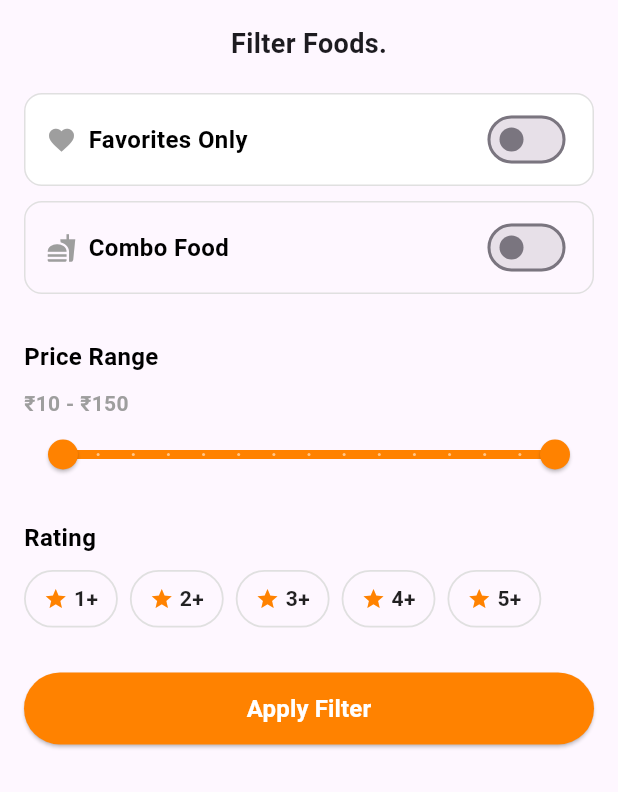
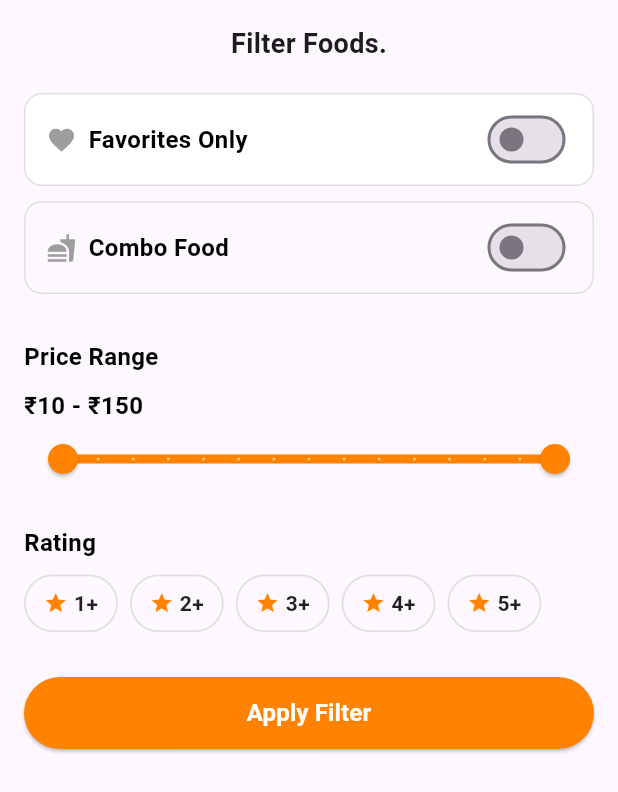
Before and after one commit to Ashfaqibnuajmal/food_delivery_user_app, a Flutter app: the FilterBottomSheet widget shown alone on an empty page, opened directly, on a phone screen of 412 x 824 dp. Shown: the top 792 px of the screen. Run offline on Flutter 3.47's test engine with Material 3 defaults, Android fonts, the phone set to English and light mode, and no system bars; our stand-ins replace bloc, carousel_slider, cloud_firestore, dio, equatable, firebase_auth and 14 more; missing offline and left inert: flutter_stripe; accounts and stored records are empty.

Commit message:
lets start again

```diff
--- a/lib/core/theme/text_style.dart
+++ b/lib/core/theme/text_style.dart
@@ -116,3 +116,11 @@ TextStyle priceStyle({required bool isTodayOffer}) {
     color: isTodayOffer ? Colors.redAccent : Colors.black,
   );
 }
+
+TextStyle selectableText({required bool isSelected}) {
+  return TextStyle(
+    fontSize: 14,
+    fontWeight: FontWeight.w600,
+    color: isSelected ? AppColors.primaryOrange : Colors.black87,
+  );
+}
--- a/lib/features/search/presentation/widgets/filter_bottom_sheet.dart
+++ b/lib/features/search/presentation/widgets/filter_bottom_sheet.dart
@@ -120,10 +120,7 @@ class FilterBottomSheet extends StatelessWidget {
                   children: [
                     Text(
                       "₹${filterState.minPrice.toInt()} - ₹${filterState.maxPrice.toInt()}",
-                      style: const TextStyle(
-                        fontWeight: FontWeight.w600,
-                        color: Colors.grey,
-                      ),
+                      style: mediumBold,
                     ),
                     RangeSlider(
                       values: RangeValues(
@@ -202,12 +199,7 @@ class FilterBottomSheet extends StatelessWidget {
                             const SizedBox(width: 4),
                             Text(
                               "$rating+",
-                              style: TextStyle(
-                                fontWeight: FontWeight.w600,
-                                color: isSelected
-                                    ? AppColors.primaryOrange
-                                    : Colors.black87,
-                              ),
+                              style: selectableText(isSelected: isSelected),
                             ),
                           ],
                         ),
@@ -219,47 +211,6 @@ class FilterBottomSheet extends StatelessWidget {
             ),
 
             const SizedBox(height: 30),
-            // //Rating
-            // const Text("Rating", style: mediumBold),
-            // const SizedBox(height: 10),
-            // BlocBuilder<SearchFilterCubit, SearchFilterState>(
-            //   builder: (context, filterState) {
-            //     return Wrap(
-            //       spacing: 8,
-            //       children: List.generate(5, (index) {
-            //         final rating = index + 1;
-            //         final isSelected = filterState.minRating == rating;
-            //         return ChoiceChip(
-            //           selected: isSelected,
-            //           onSelected: (_) {
-            //             if (isSelected) {
-            //               context.read<SearchFilterCubit>().clearRating();
-            //             } else {
-            //               context.read<SearchFilterCubit>().updateMinRating(
-            //                 rating,
-            //               );
-            //             }
-            //           },
-            //           selectedColor: AppColors.secondaryOrange,
-            //           label: Row(
-            //             mainAxisSize: MainAxisSize.min,
-            //             children: [
-            //               Icon(
-            //                 Icons.start,
-            //                 size: 16,
-            //                 color: AppColors.primaryOrange,
-            //               ),
-            //               const SizedBox(width: 4),
-            //               Text("$rating"),
-            //             ],
-            //           ),
-            //         );
-            //       }),
-            //     );
-            //   },
-            // ),
-            // const SizedBox(height: 30),
-            // 🔹 Apply Button
             SizedBox(
               width: double.infinity,
               height: 48,
```
